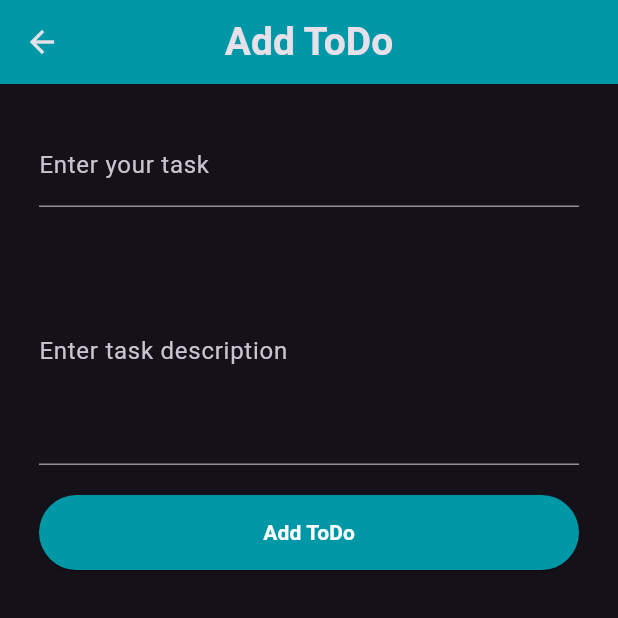
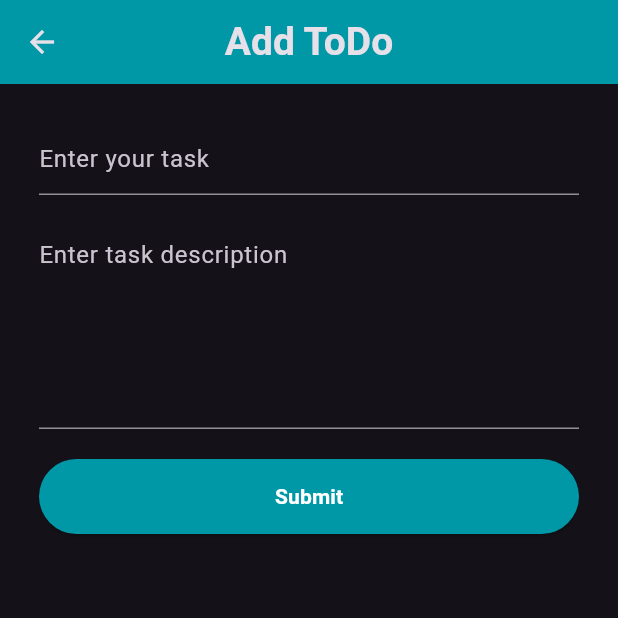
Before and after one commit to RohanSinghProgrammer/rest_api_todo_app_flutter, a Flutter app: the screen it shows after launch, after a tap on "Add ToDo", on a phone screen of 412 x 824 dp, the top half of it. Run offline on Flutter 3.47's test engine with Material 3 defaults, Android fonts, the light colour scheme and no system bars; network calls fail.

Commit message:
Func - implement update code

```diff
--- a/lib/screens/add_todos.dart
+++ b/lib/screens/add_todos.dart
@@ -4,17 +4,34 @@ import 'package:rest_api_todo_app_flutter/services/alerts.dart';
 import 'package:rest_api_todo_app_flutter/services/todos.dart';
 
 class AddTodo extends StatefulWidget {
-  const AddTodo({super.key});
+  AddTodo({super.key, this.todo});
+
+  Map<String, dynamic>? todo;
 
   @override
   State<AddTodo> createState() => _AddTodoState();
 }
 
 class _AddTodoState extends State<AddTodo> {
+  bool isEdit = false;
   // controllers
   final TextEditingController _titleController = TextEditingController();
+  final TextEditingController _descriptionController = TextEditingController();
 
-  final TextEditingController _descriptionController = TextEditingController();
+  // check edit screen or not
+  @override
+  void initState() {
+    // TODO: implement initState
+    super.initState();
+    final todo = widget.todo;
+    if (todo != null) {
+      isEdit = true;
+      String title = todo['title'];
+      String description = todo['description'];
+      _titleController.text = title;
+      _descriptionController.text = description;
+    }
+  }
 
   // initialize objects
   AlertService alert = AlertService();
@@ -44,13 +61,43 @@ class _AddTodoState extends State<AddTodo> {
     }
   }
 
+  // Update ToDo Function
+  void updateToDo() async {
+    final old_todo = widget.todo as Map<String, dynamic>;
+    final id = old_todo['_id'] as String;
+    // check for null values
+    if (_titleController.text == "" || _descriptionController.text == "") {
+      alert.warningAlert(context: context, msg: "Please fill all the fields");
+    }
+
+    var res = await todo.updateTodo(
+        id: id,
+        title: _titleController.text,
+        desc: _descriptionController.text);
+    if (res.statusCode == 200) {
+      // ignore: use_build_context_synchronously
+      alert.successAlert(context: context, msg: "Todo Updated Successfully");
+      // clear fields
+      _titleController.clear();
+      _descriptionController.clear();
+      Navigator.push(
+          context,
+          MaterialPageRoute(
+            builder: (context) => const TodoLists(),
+          ));
+    } else {
+      // ignore: use_build_context_synchronously
+      alert.errorAlert(context: context, msg: "Something went wrong");
+    }
+  }
+
   @override
   Widget build(BuildContext context) {
     return Scaffold(
         appBar: AppBar(
-          title: const Text(
-            'Add ToDo',
-            style: TextStyle(fontWeight: FontWeight.bold, fontSize: 26),
+          title: Text(
+            isEdit ? 'Edit ToDo' : 'Add ToDo',
+            style: const TextStyle(fontWeight: FontWeight.bold, fontSize: 26),
           ),
           centerTitle: true,
           backgroundColor: Colors.cyan[700],
@@ -60,8 +107,7 @@ class _AddTodoState extends State<AddTodo> {
             child: Column(children: [
               TextField(
                 controller: _titleController,
-                decoration:
-                    const InputDecoration(label: Text('Enter your task')),
+                decoration: const InputDecoration(hintText: 'Enter your task'),
               ),
               const SizedBox(
                 height: 20,
@@ -71,21 +117,21 @@ class _AddTodoState extends State<AddTodo> {
                 keyboardType: TextInputType.multiline,
                 minLines: 5,
                 maxLines: 8,
-                decoration: const InputDecoration(
-                    label: Text('Enter task description')),
+                decoration:
+                    const InputDecoration(hintText: 'Enter task description'),
               ),
               const SizedBox(
                 height: 20,
               ),
               ElevatedButton(
-                  onPressed: addToDo,
+                  onPressed: isEdit ? updateToDo : addToDo,
                   style: ElevatedButton.styleFrom(
                     backgroundColor: Colors.cyan[700],
                     minimumSize: const Size.fromHeight(50),
                   ),
-                  child: const Text(
-                    'Add ToDo',
-                    style: TextStyle(
+                  child: Text(
+                    isEdit ? 'Update' : 'Submit',
+                    style: const TextStyle(
                         color: Colors.white, fontWeight: FontWeight.bold),
                   ))
             ])));
--- a/lib/screens/todo_lists.dart
+++ b/lib/screens/todo_lists.dart
@@ -43,6 +43,11 @@ class _TodoListsState extends State<TodoLists> {
     alert.successAlert(context: context, msg: "ToDo Deleted Successfully!");
   }
 
+  void editTodo(Map<String, dynamic> todo) {
+    Navigator.push(
+        context, MaterialPageRoute(builder: (context) => AddTodo(todo: todo)));
+  }
+
   @override
   Widget build(BuildContext context) {
     return Scaffold(
@@ -51,7 +56,7 @@ class _TodoListsState extends State<TodoLists> {
           Navigator.push(
               context,
               MaterialPageRoute(
-                builder: (context) => const AddTodo(),
+                builder: (context) => AddTodo(),
               ));
         },
         style: ElevatedButton.styleFrom(
@@ -102,6 +107,7 @@ class _TodoListsState extends State<TodoLists> {
                           deleteTodo(item['_id'].toString());
                         } else if (value == 2) {
                           // EDIT
+                          editTodo(item as Map<String, dynamic>);
                         }
                       }));
             },
```
Also changed, not shown: lib/services/todos.dart (+21 -0 lines).
